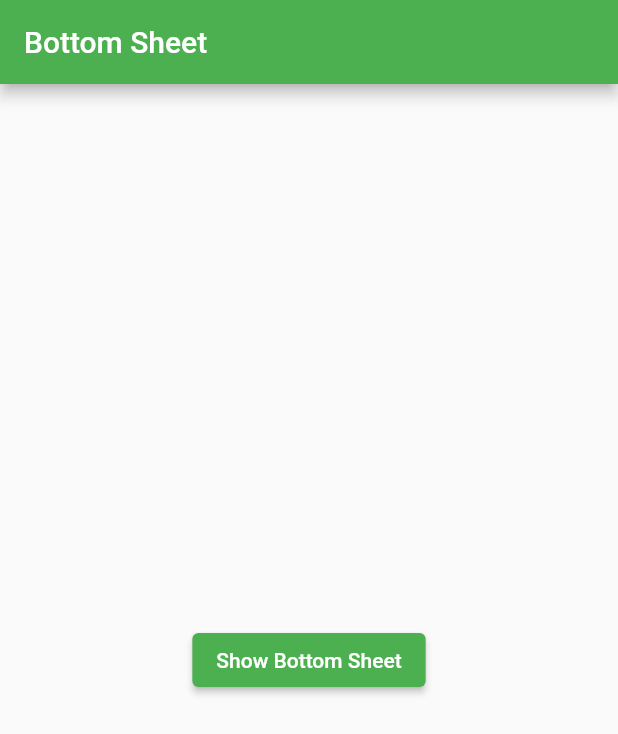
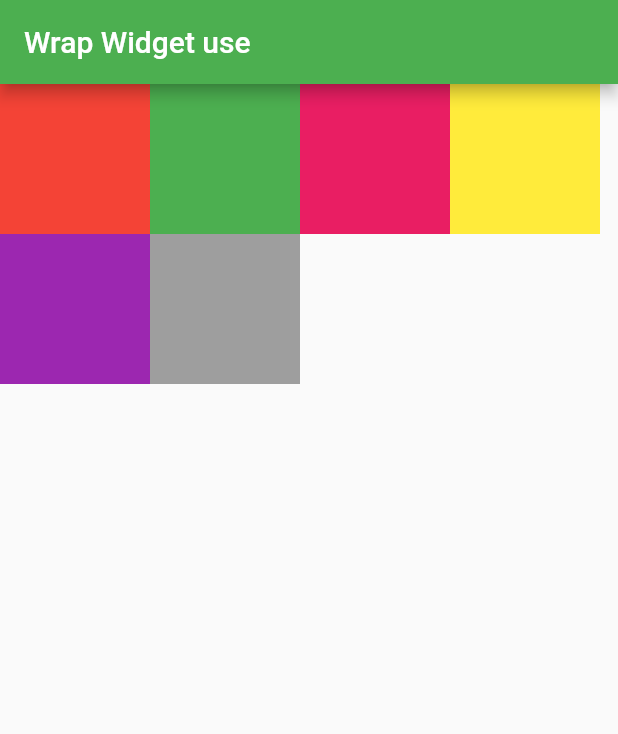
Before and after one commit to mdsomad/flutter_widgets, a Flutter app: the screen it shows after launch, on a phone screen of 412 x 824 dp. Shown: the top 734 px of the screen. Run offline on Flutter 3.47's test engine with Material 2 defaults, Android fonts, the phone set to English and light mode, and no system bars.

Commit message:
edite add

```diff
--- a/lib/Bottom_Sheet.dart
+++ /dev/null
@@ -1,69 +0,0 @@
-import 'package:flutter/material.dart';
-
-class Bottom_Sheet extends StatefulWidget {
-  const Bottom_Sheet({Key? key}) : super(key: key);
-
-  @override
-  State<Bottom_Sheet> createState() => _Bottom_SheetState();
-}
-
-class _Bottom_SheetState extends State<Bottom_Sheet> {
-  @override
-  Widget build(BuildContext context) {
-    return Scaffold(
-      appBar: AppBar(
-        title: Text("Bottom Sheet"),
-      ),
-
-
-      body: Container(
-          child: Builder(
-              builder: ((context) => Center(
-                    child: ElevatedButton(
-                        onPressed: () {
-                          showModalBottomSheet(
-                              backgroundColor: Colors.pink[100],
-                              context: context,
-                              builder: (BuildContext mContext) {
-                                return Container(
-                                  child: Wrap(
-                                    children: [
-                                      new ListTile(
-                                        onTap: (() {
-                                          print("Click Home");
-                                        }),
-                                        leading: Icon(Icons.home),
-                                        title: Text("Home"),
-                                      ),
-                                      new ListTile(
-                                        onTap: (() {
-                                          print("Click bookmark");
-                                        }),
-                                        leading: Icon(Icons.bookmark),
-                                        title: Text("Bookmark"),
-                                      ),
-                                      new ListTile(
-                                        onTap: (() {
-                                          Navigator.pop(context);
-                                          print("Click settings");
-                                        }),
-                                        leading: Icon(Icons.settings),
-                                        title: Text("Settings"),
-                                      ),
-                                      new ListTile(
-                                        onTap: (() {
-                                          print("Click logout");
-                                        }),
-                                        leading: Icon(Icons.logout),
-                                        title: Text("Logout"),
-                                      ),
-                                    ],
-                                  ),
-                                );
-                              });
-                        },
-                        child: Text("Show Bottom Sheet")),
-                  )))),
-    );
-  }
-}
--- /dev/null
+++ b/lib/Wrap_Widget.dart
@@ -0,0 +1,47 @@
+import 'package:flutter/material.dart';
+
+class Wrap_page extends StatelessWidget {
+  @override
+  Widget build(BuildContext context) {
+    return Scaffold(
+      appBar: AppBar(
+        title: Text("Wrap Widget use"),
+      ),
+      body: Container(
+          child: Wrap(
+        children: [
+          Container(
+            height: 100,
+            width: 100,
+            color: Colors.red,
+          ),
+          Container(
+            height: 100,
+            width: 100,
+            color: Colors.green,
+          ),
+          Container(
+            height: 100,
+            width: 100,
+            color: Colors.pink,
+          ),
+          Container(
+            height: 100,
+            width: 100,
+            color: Colors.yellow,
+          ),
+          Container(
+            height: 100,
+            width: 100,
+            color: Colors.purple,
+          ),
+          Container(
+            height: 100,
+            width: 100,
+            color: Colors.grey,
+          ),
+        ],
+      )),
+    );
+  }
+}
--- a/lib/main.dart
+++ b/lib/main.dart
@@ -1,6 +1,6 @@
 // ignore_for_file: prefer_const_constructors
 import 'package:flutter/material.dart';
-import 'package:flutter_widgets/Bottom_Sheet.dart';
+import 'package:flutter_widgets/Wrap_widget.dart';
 
 
 
@@ -24,7 +24,7 @@ class MyApp extends StatelessWidget {
      darkTheme: ThemeData(
       brightness: Brightness.dark
      ),
-       home: Bottom_Sheet(),
+       home: Wrap_page(),
     );
   }
 }
```
